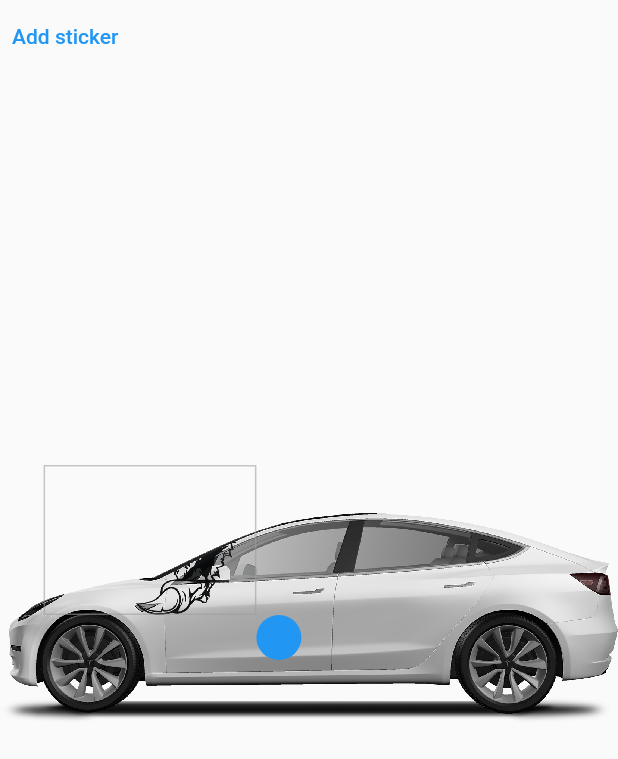
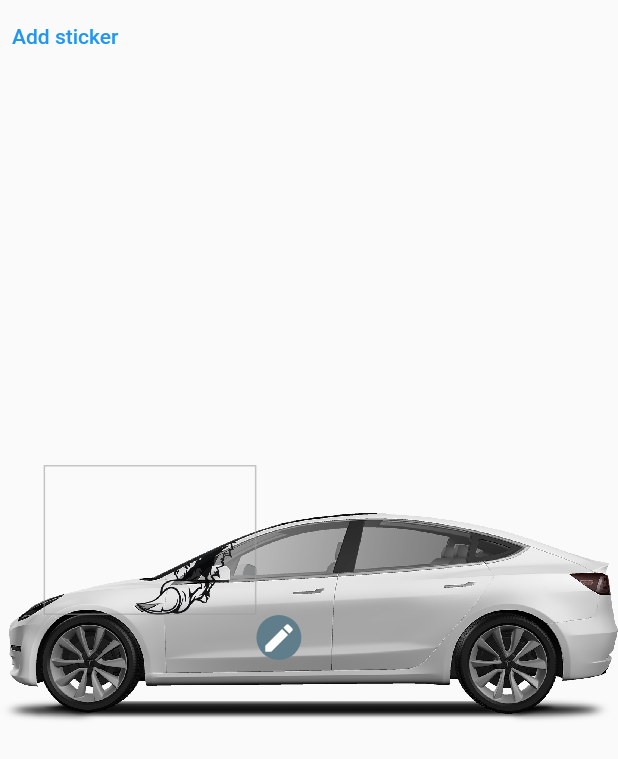
Before and after one commit to Koallider/image_stickers, a Flutter app: the screen it shows after launch, on a phone screen of 412 x 824 dp. Shown: the top 759 px of the screen. Run offline on Flutter 3.47's test engine with Material 2 defaults, Android fonts, the phone set to English and light mode, and no system bars.

Commit message:
Controls style example

```diff
--- a/example/lib/main.dart
+++ b/example/lib/main.dart
@@ -1,5 +1,6 @@
 import 'package:flutter/material.dart';
 import 'package:image_stickers/image_stickers.dart';
+import 'package:image_stickers/image_stickers_controls_style.dart';
 
 void main() {
   runApp(const MyApp());
@@ -29,7 +30,6 @@ class MyHomePage extends StatefulWidget {
 }
 
 class _MyHomePageState extends State<MyHomePage> {
-
   List<UISticker> stickers = [];
 
   @override
@@ -37,7 +37,7 @@ class _MyHomePageState extends State<MyHomePage> {
     stickers.add(createSticker(0));
   }
 
-  UISticker createSticker(int index){
+  UISticker createSticker(int index) {
     return UISticker(
         imageProvider: const AssetImage("assets/sticker.png"),
         x: 100 + 100.0 * index,
@@ -53,12 +53,18 @@ class _MyHomePageState extends State<MyHomePage> {
           ImageStickers(
             backgroundImage: const AssetImage("assets/car.png"),
             stickerList: stickers,
+            stickerControlsStyle: ImageStickersControlsStyle(
+              color: Colors.blueGrey,
+              child: const Icon(Icons.edit, color: Colors.white,)
+            ),
           ),
-          TextButton(onPressed: (){
-            setState(() {
-              stickers.add(createSticker(stickers.length));
-            });
-          }, child: const Text("Add sticker"))
+          TextButton(
+              onPressed: () {
+                setState(() {
+                  stickers.add(createSticker(stickers.length));
+                });
+              },
+              child: const Text("Add sticker"))
         ],
       ), // This trailing comma makes auto-formatting nicer for build methods.
     );
```
